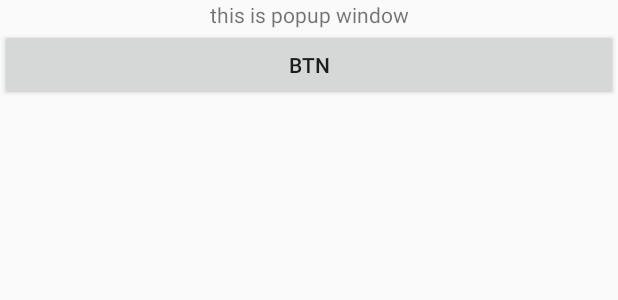
After one commit to CallMeInk/MyDefinedView, an Android app: the layout popup_window_layout.xml on its own in the app's theme, with its tools: preview values and no code run, on a phone screen of 412 x 824 dp. The commit adds this screen. Shown: the top 300 px of the screen. Run offline under Robolectric (Android 15) with nearby library versions, the phone set to English and light mode, and no system bars.

Commit message:
popupwindow 使用 & AS gradle update

```diff
--- a/app/build.gradle
+++ b/app/build.gradle
@@ -2,7 +2,7 @@ apply plugin: 'com.android.application'
 
 android {
     compileSdkVersion 25
-    buildToolsVersion "25.0.3"
+    buildToolsVersion '26.0.2'
     defaultConfig {
         applicationId "com.example.yukai.mydefinedview"
         minSdkVersion 16
--- a/app/src/main/AndroidManifest.xml
+++ b/app/src/main/AndroidManifest.xml
@@ -20,6 +20,7 @@
         <activity android:name=".BasicView.BasicViewActivity"/>
         <activity android:name=".BasicView.RecyclerView.RecyclerViewActivity"/>
         <activity android:name=".BasicView.Grid.GridViewActivity"/>
+        <activity android:name=".BasicView.PopUpWindow.PopUpWindowActivity"/>
     </application>
 
 </manifest>
--- a/app/src/main/res/layout/activity_basic_view_layout.xml
+++ b/app/src/main/res/layout/activity_basic_view_layout.xml
@@ -17,4 +17,10 @@
         android:layout_height="wrap_content"
         android:text="GRID VIEW"/>
 
+    <Button
+        android:id="@+id/btn_pop_up_window"
+        android:layout_width="match_parent"
+        android:layout_height="wrap_content"
+        android:text="POPUP WINDOW"/>
+
 </LinearLayout>
--- /dev/null
+++ b/app/src/main/res/layout/popup_window_layout.xml
@@ -0,0 +1,21 @@
+<?xml version="1.0" encoding="utf-8"?>
+<LinearLayout
+    xmlns:android="http://schemas.android.com/apk/res/android"
+    android:layout_width="match_parent"
+    android:layout_height="wrap_content"
+    android:orientation="vertical">
+
+    <TextView
+        android:id="@+id/pop_up_window_tv"
+        android:layout_width="match_parent"
+        android:layout_height="wrap_content"
+        android:gravity="center"
+        android:text="this is popup window"/>
+
+    <Button
+        android:id="@+id/pop_up_window_btn"
+        android:layout_width="match_parent"
+        android:layout_height="wrap_content"
+        android:text="btn"/>
+
+</LinearLayout>
--- a/app/src/main/res/values/styles.xml
+++ b/app/src/main/res/values/styles.xml
@@ -8,7 +8,13 @@
         <item name="colorAccent">@color/colorAccent</item>
         <item name="android:listDivider">@drawable/divider_bg</item>
     </style>
+
     <!--<style name="AppTheme" parent="AppBaseTheme">-->
         <!--<item name="android:listDivider">@drawable/divider_bg</item>-->
     <!--</style>-->
+
+    <style name="contextMenuAnim" parent="@android:style/Animation.Activity">
+        <item name="android:windowEnterAnimation">@anim/popup_window_enter_anim</item>
+        <item name="android:windowExitAnimation">@anim/popup_window_exit_anim</item>
+    </style>
 </resources>
--- a/build.gradle
+++ b/build.gradle
@@ -5,7 +5,7 @@ buildscript {
         jcenter()
     }
     dependencies {
-        classpath 'com.android.tools.build:gradle:2.3.3'
+        classpath 'com.android.tools.build:gradle:3.0.0'
 
         // NOTE: Do not place your application dependencies here; they belong
         // in the individual module build.gradle files
```
Also changed, not shown: app/src/main/java/com/example/yukai/mydefinedview/BasicView/BasicViewActivity.java (+7 -2 lines), app/src/main/java/com/example/yukai/mydefinedview/BasicView/PopUpWindow/PopUpWindowActivity.java (added, +68 -0 lines), app/src/main/res/anim/popup_window_enter_anim.xml (added, +10 -0 lines), app/src/main/res/anim/popup_window_exit_anim.xml (added, +10 -0 lines), app/src/main/res/layout/pop_up_window_activity_layout.xml (added, +13 -0 lines), gradle/wrapper/gradle-wrapper.properties.
